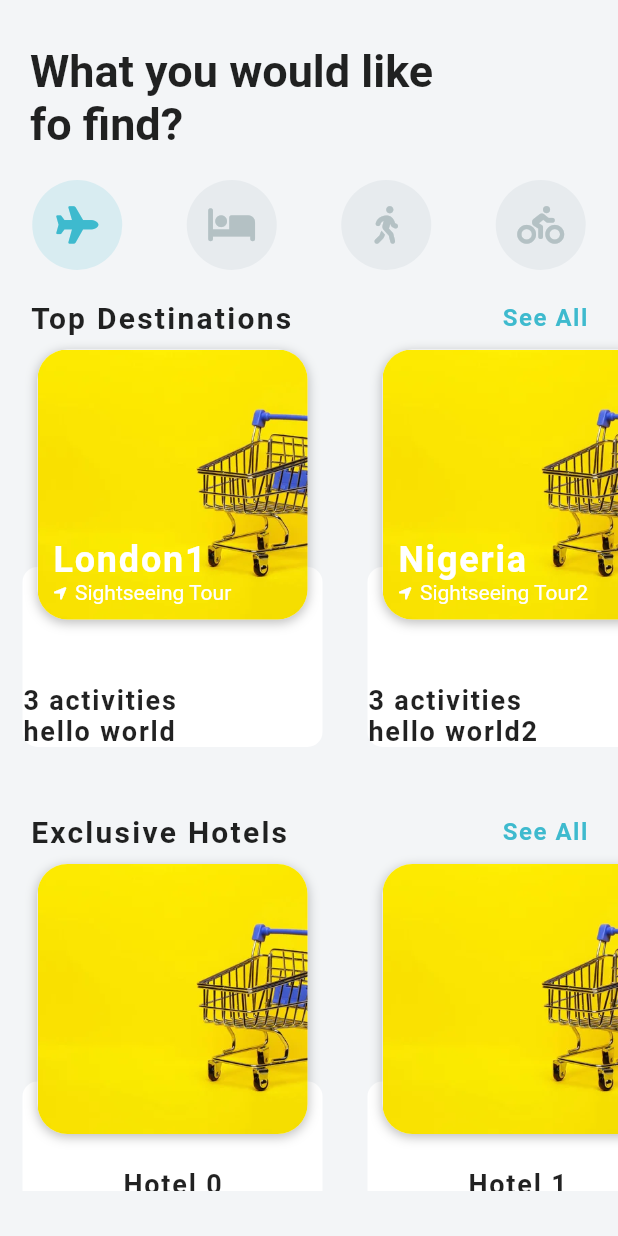
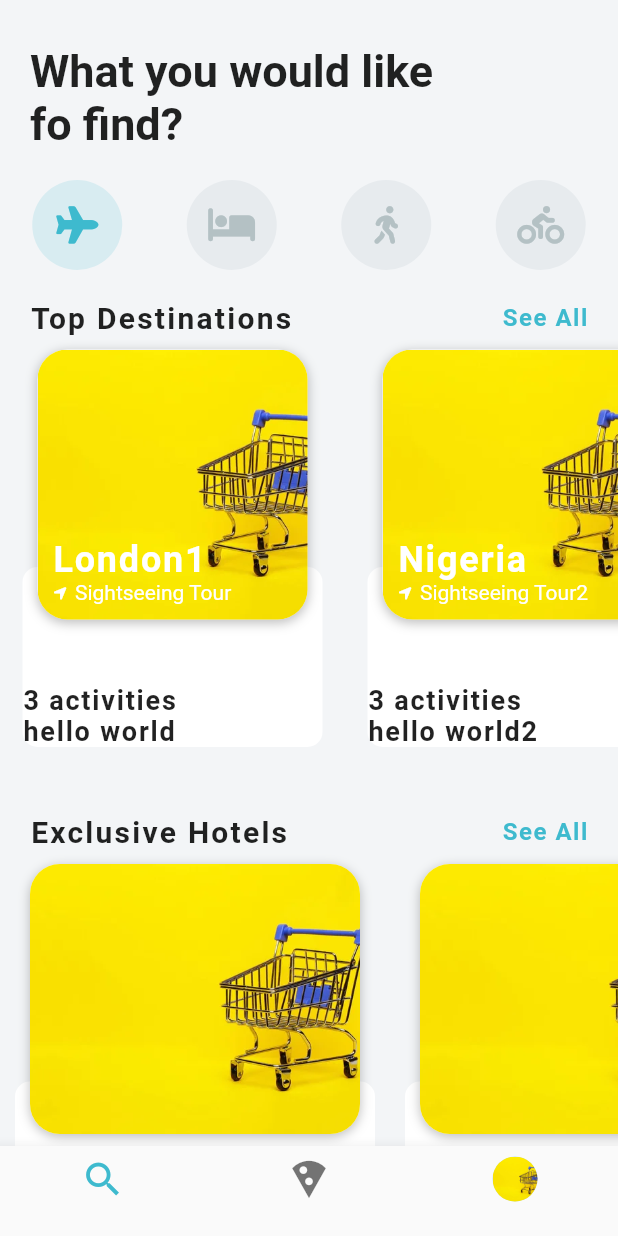
Before and after one commit to adebayoAdesina/Flutter_Travelling_App, a Flutter app: the screen it shows after launch, on a phone screen of 412 x 824 dp. Run offline on Flutter 3.47's test engine with Material 2 defaults, Android fonts, the phone set to English and light mode, and no system bars; our stand-ins replace font_awesome_flutter.

Commit message:
destination page added

```diff
--- a/lib/Models/destination_model.dart
+++ b/lib/Models/destination_model.dart
@@ -31,7 +31,7 @@ List<Activity> activities = [
     name: 'London',
     type: 'Sightseeing Tour',
     startTimes: ['9:00 am', '11:00 am'],
-    rating: 5,
+    rating: 3,
     price: 30,
   ),
   Activity(
@@ -39,7 +39,7 @@ List<Activity> activities = [
     name: 'London',
     type: 'Sightseeing Tour',
     startTimes: ['9:00 am', '11:00 am'],
-    rating: 5,
+    rating: 4,
     price: 30,
   ),
 ];
--- a/lib/Screens/home_Screen.dart
+++ b/lib/Screens/home_Screen.dart
@@ -13,6 +13,7 @@ class HomeScreen extends StatefulWidget {
 
 class _HomeScreenState extends State<HomeScreen> {
   int _selectedIndex = 0;
+  int _currentTab = 0;
 
   List<IconData> _icons = [
     FontAwesomeIcons.plane,
@@ -49,15 +50,10 @@ class _HomeScreenState extends State<HomeScreen> {
   Widget build(BuildContext context) {
     return Scaffold(
       body: SafeArea(
-          child: Padding(
-        padding: const EdgeInsets.symmetric(vertical: 30.0),
           child: ListView(
         children: [
           const Padding(
-              padding: EdgeInsets.only(
-                left: 20.0,
-                right: 120.0,
-              ),
+            padding: EdgeInsets.only(left: 20.0, right: 120.0, top: 30),
             child: Text(
               'What you would like fo find?',
               style: TextStyle(fontSize: 30, fontWeight: FontWeight.bold),
@@ -68,19 +64,45 @@ class _HomeScreenState extends State<HomeScreen> {
           ),
           Row(
             mainAxisAlignment: MainAxisAlignment.spaceAround,
-              children: _icons
-                  .asMap()
-                  .entries
-                  .map((e) => _buildIcons(e.key))
-                  .toList(),
+            children:
+                _icons.asMap().entries.map((e) => _buildIcons(e.key)).toList(),
           ),
           const SizedBox(height: 20.0),
           const DestinationWidget(),
           const SizedBox(height: 20.0),
           const HostelCarouselWidget()
         ],
+      )),
+      bottomNavigationBar: BottomNavigationBar(
+        selectedItemColor: primaryColor,
+        onTap: (int value) {
+          setState(() {
+            _currentTab = value;
+          });
+        },
+        items: const [
+          BottomNavigationBarItem(
+              icon: Icon(
+                Icons.search,
+                size: 30.0,
               ),
-      )),
+              label: ''),
+          BottomNavigationBarItem(
+              icon: Icon(
+                Icons.local_pizza,
+                size: 30.0,
+              ),
+              label: ''),
+          BottomNavigationBarItem(
+              icon: CircleAvatar(
+                radius: 15.0,
+                backgroundImage: AssetImage(
+                    'assets/images/depositphotos_226524070-stock-photo-shopping-cart-yellow-background.jpg'),
+              ),
+              label: '')
+        ],
+        currentIndex: _currentTab,
+      ),
     );
   }
 }
--- a/lib/Widgets/destination_carousel.dart
+++ b/lib/Widgets/destination_carousel.dart
@@ -1,5 +1,6 @@
 import 'package:flutter/material.dart';
 import 'package:flutter_travelling_app/Models/destination_model.dart';
+import 'package:flutter_travelling_app/Screens/destination_Screen.dart';
 import 'package:font_awesome_flutter/font_awesome_flutter.dart';
 
 import '../Color/colors.dart';
@@ -46,7 +47,13 @@ class DestinationWidget extends StatelessWidget {
               itemCount: destinations.length,
               itemBuilder: (BuildContext context, int index) {
                 Destination destination = destinations[index];
-                return Container(
+                return GestureDetector(
+                  onTap: () => Navigator.push(
+                      context,
+                      MaterialPageRoute(
+                          builder: (_) =>
+                              DestinationScreen(destination: destination))),
+                  child: Container(
                     margin: const EdgeInsets.all(10),
                     width: 210.0,
                     child: Stack(
@@ -94,13 +101,16 @@ class DestinationWidget extends StatelessWidget {
                               ]),
                           child: Stack(
                             children: [
-                            ClipRRect(
+                              Hero(
+                                tag: destination.imageUrl!,
+                                child: ClipRRect(
                                   borderRadius: BorderRadius.circular(20.0),
                                   child: Image(
                                     height: 180.0,
                                     width: 180.0,
                                     image: AssetImage('${destination.imageUrl}'),
                                     fit: BoxFit.cover,
+                                  ),
                                 ),
                               ),
                               Positioned(
@@ -142,6 +152,7 @@ class DestinationWidget extends StatelessWidget {
                         )
                       ],
                     ),
+                  ),
                 );
               }),
         )
--- a/lib/Widgets/hostel_carousel.dart
+++ b/lib/Widgets/hostel_carousel.dart
@@ -49,7 +49,7 @@ class HostelCarouselWidget extends StatelessWidget {
                 Hotel hotel = hotels[index];
                 return Container(
                   margin: const EdgeInsets.all(10),
-                  width: 210.0,
+                  width: 240.0,
                   child: Stack(
                     alignment: Alignment.topCenter,
                     children: [
@@ -57,7 +57,7 @@ class HostelCarouselWidget extends StatelessWidget {
                         bottom: 15.0,
                         child: Container(
                           height: 120.0,
-                          width: 200.0,
+                          width: 240.0,
                           decoration: BoxDecoration(
                               color: Colors.white,
                               borderRadius: BorderRadius.circular(10)),
@@ -105,7 +105,7 @@ class HostelCarouselWidget extends StatelessWidget {
                           borderRadius: BorderRadius.circular(20.0),
                           child: Image(
                             height: 180.0,
-                            width: 180.0,
+                            width: 220.0,
                             image: AssetImage('${hotel.imageUrl}'),
                             fit: BoxFit.cover,
                           ),
```
Also changed, not shown: lib/Screens/destination_Screen.dart (added, +164 -0 lines). Lines whose indentation alone changed are shown as unchanged.
